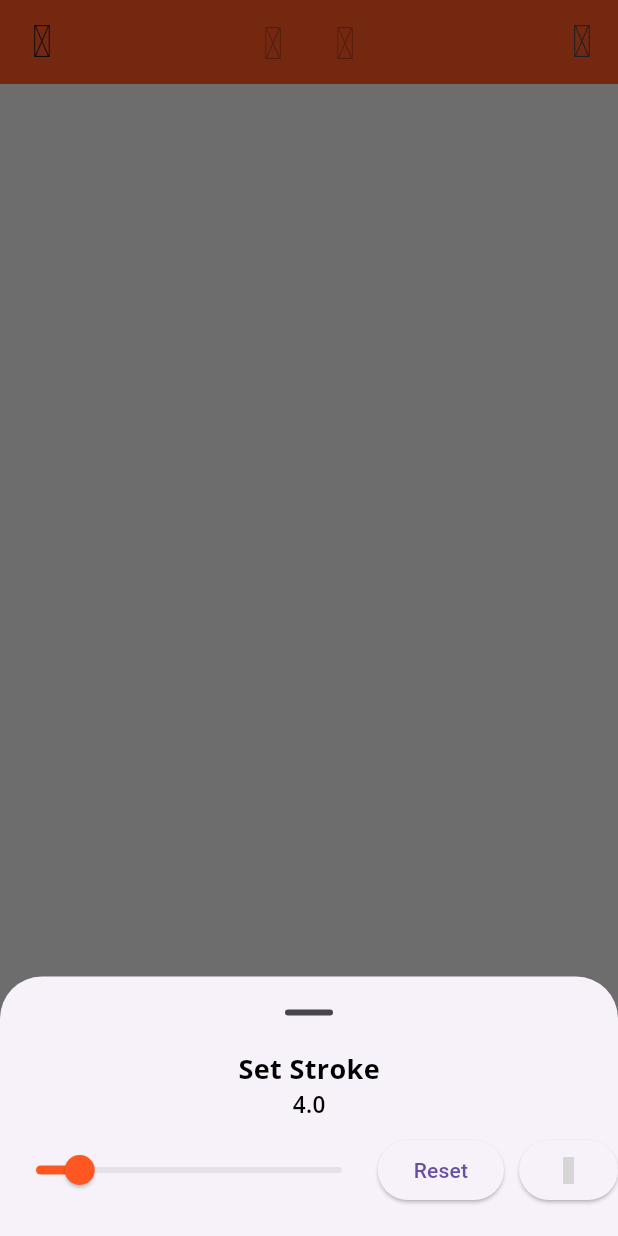
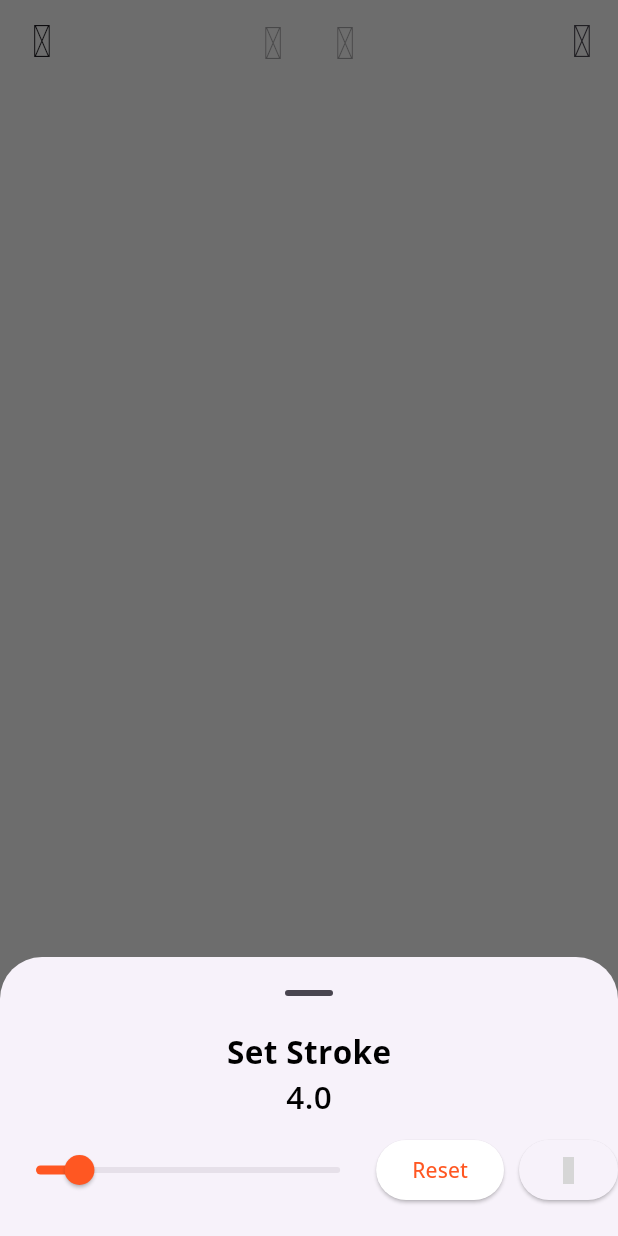
Before and after one commit to addy-96/Orbitly, a Flutter app: the DrawingPage screen opened by its route, after a tap on an icon or button, on a phone screen of 412 x 824 dp. Run offline on Flutter 3.47's test engine with Material 3 defaults, Android fonts, the phone set to English and light mode, and no system bars; our stand-ins replace gap, go_router, hugeicons, image_picker, shared_preferences, sqflite; accounts and stored records are empty; grey boxes are pictures that could not be loaded.

Commit message:
refactor 4

```diff
--- a/lib/core/util_functions.dart
+++ b/lib/core/util_functions.dart
@@ -1,7 +1,6 @@
 import 'dart:developer';
 
 import 'package:noted_d/core/constant.dart';
-import 'package:noted_d/providers/notes_pro.dart';
 import 'package:sqflite/sqflite.dart';
 import 'package:path/path.dart' as p;
 
--- a/lib/providers/notes_pro.dart
+++ b/lib/providers/notes_pro.dart
@@ -87,6 +87,10 @@ class NotesPro with ChangeNotifier {
   DateTime? _editedAt;
 
   DateTime? get editedAt => _editedAt;
+
+  Color _noteThemeColor = Colors.black;
+
+  Color get noteThemeColor => _noteThemeColor;
 
   @override
   void dispose() {
@@ -611,6 +615,7 @@ class NotesPro with ChangeNotifier {
 
   void setNoteBackground({required final String path}) async {
     _currentNoteBackground = path;
+    _noteThemeColor = path == 'default' ? Colors.black : Colors.white;
     notifyListeners();
   }
 }
--- a/lib/widgets/create_edit_note_time_sec.dart
+++ b/lib/widgets/create_edit_note_time_sec.dart
@@ -9,7 +9,7 @@ class CreateEditNoteTimeSec extends StatelessWidget {
   const CreateEditNoteTimeSec({super.key, required this.isEditPage});
   final bool isEditPage;
 
-  String formatDateTime(DateTime dateTime) {
+  String formatDateTime(final DateTime dateTime) {
     final hour = dateTime.hour > 12
         ? dateTime.hour - 12
         : dateTime.hour == 0
--- a/lib/widgets/drawing_page_bottom_toolbar.dart
+++ b/lib/widgets/drawing_page_bottom_toolbar.dart
@@ -5,6 +5,7 @@ import 'package:noted_d/core/constant.dart';
 import 'package:noted_d/core/textstyle.dart';
 import 'package:noted_d/pages/drawing_page.dart';
 import 'package:noted_d/providers/drawing_pro.dart';
+import 'package:noted_d/providers/settings_pro.dart';
 import 'package:provider/provider.dart';
 
 class DrawingPageBottomToolbar extends StatelessWidget {
@@ -13,6 +14,7 @@ class DrawingPageBottomToolbar extends StatelessWidget {
   @override
   Widget build(final BuildContext context) {
     final drawingPro = Provider.of<DrawingPro>(context);
+    final settingPro = Provider.of<SettingsPro>(context);
     return Row(
       mainAxisSize: MainAxisSize.max,
       mainAxisAlignment: drawingPro.sketchList.isEmpty
@@ -40,14 +42,14 @@ class DrawingPageBottomToolbar extends StatelessWidget {
                         Text(
                           'Set Stroke',
                           style: textStyleOS(
-                            fontSize: 18,
+                            fontSize: settingPro.getFontSize() * 1.5,
                             fontColor: Colors.black,
                           ).copyWith(fontWeight: FontWeight.bold),
                         ),
                         Text(
                           drawPro.currentStrokeWidth.toStringAsPrecision(2),
                           style: textStyleOS(
-                            fontSize: 15,
+                            fontSize: settingPro.getFontSize() * 1.5,
                             fontColor: Colors.black,
                           ).copyWith(fontWeight: FontWeight.w600),
                         ),
@@ -59,8 +61,8 @@ class DrawingPageBottomToolbar extends StatelessWidget {
                                 value: drawPro.currentStrokeWidth,
                                 min: drawPro.minStrokeWidth,
                                 max: drawPro.maxStrokeWidth,
-                                activeColor: Colors.deepOrange,
-                                thumbColor: Colors.deepOrange,
+                                activeColor: themeOrange,
+                                thumbColor: themeOrange,
                                 onChanged: (final value) {
                                   drawPro.selectStrokeWidth(stroke: value);
                                 },
@@ -70,7 +72,17 @@ class DrawingPageBottomToolbar extends StatelessWidget {
                               onPressed: () {
                                 drawPro.resetStroke();
                               },
-                              child: const Text('Reset'),
+                              style: ElevatedButton.styleFrom(
+                                backgroundColor: Colors.white,
+                                foregroundColor: themeOrange,
+                              ),
+                              child: Text(
+                                'Reset',
+                                style: textStyleOS(
+                                  fontSize: settingPro.getFontSize(),
+                                  fontColor: themeOrange,
+                                ),
+                              ),
                             ),
                             const Gap(10),
                             ElevatedButton(
@@ -141,7 +153,7 @@ class DrawingPageBottomToolbar extends StatelessWidget {
                           Text(
                             'Select Paint color',
                             style: textStyleOS(
-                              fontSize: 18,
+                              fontSize: settingPro.getFontSize() * 1.5,
                               fontColor: Colors.black,
                             ).copyWith(fontWeight: FontWeight.bold),
                           ),
@@ -174,7 +186,7 @@ class DrawingPageBottomToolbar extends StatelessWidget {
                                                     width: 10,
                                                     height: 4,
                                                     decoration: BoxDecoration(
-                                                      color: Colors.deepOrange,
+                                                      color: themeOrange,
                                                       borderRadius:
                                                           BorderRadius.circular(
                                                             14,
--- a/lib/widgets/home_grid_setting_icon.dart
+++ b/lib/widgets/home_grid_setting_icon.dart
@@ -16,7 +16,6 @@ class HomeGridSettingIcon extends StatelessWidget {
           ? 0.5
           : 0,
       curve: Curves.linear,
-
       child: IconButton(
         key: ValueKey(settingProvider.settings[layoutSetKey]),
         onPressed: () async {
--- a/lib/widgets/home_note_grid_box.dart
+++ b/lib/widgets/home_note_grid_box.dart
@@ -1,9 +1,7 @@
-import 'dart:developer';
 import 'package:flutter/material.dart';
 import 'package:noted_d/core/textstyle.dart';
 import 'package:noted_d/models/notes_model.dart';
 import 'package:noted_d/pages/edit_notes_page.dart';
-import 'package:noted_d/providers/search_box_pro.dart';
 import 'package:noted_d/providers/settings_pro.dart';
 import 'package:provider/provider.dart';
 
--- a/pubspec.yaml
+++ b/pubspec.yaml
@@ -70,9 +70,9 @@ flutter:
 
   assets:
     - assets/
-    - assets/avatar/av0.png
     - assets/avatar/av1.png
     - assets/avatar/av2.png
+    - assets/avatar/av3.png
 
 
   fonts:
```
Also changed, not shown: lib/widgets/create_edit_note_appbar.dart (+9 -4 lines), lib/widgets/drawing_page_app_bar.dart (+61 -3 lines), lib/widgets/notes_background_image_option.dart (+35 -4 lines), lib/widgets/settings_bottom_options.dart (+4 -12 lines), assets/avatar/av0.png (deleted), assets/avatar/av1.png, 1 other file.
